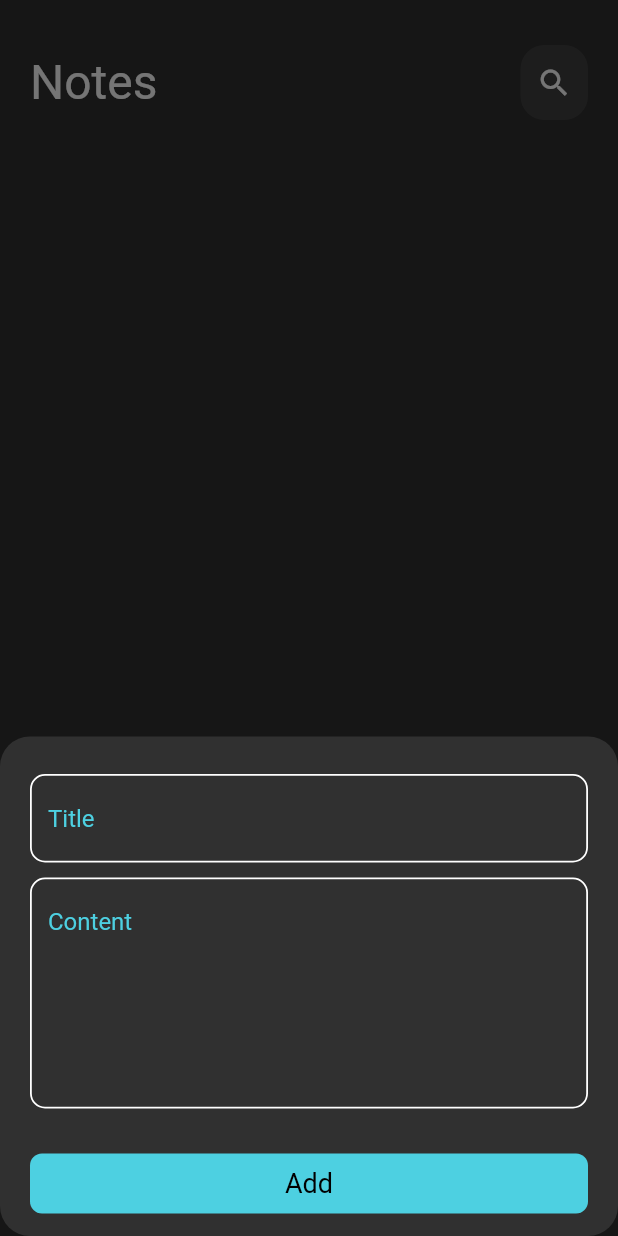
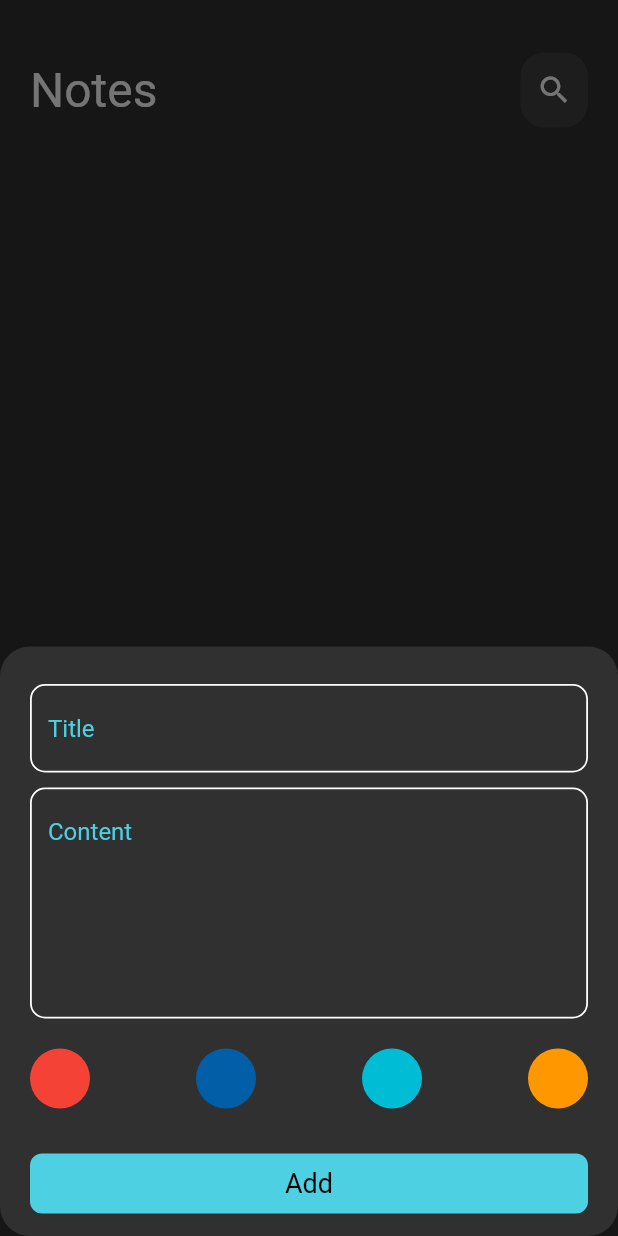
Before and after one commit to Omar99323/Notes-app, a Flutter app: the screen it shows after launch, after a tap on the "add" icon, on a phone screen of 412 x 824 dp. Run offline on Flutter 3.47's test engine with Material 2 defaults, Android fonts, the phone set to English and light mode, and no system bars; our stand-ins replace flutter_bloc, hive, hive_flutter; accounts and stored records are empty.

Commit message:
Adding color selector

```diff
--- a/lib/widgets/addnote.dart
+++ b/lib/widgets/addnote.dart
@@ -7,6 +7,7 @@ import 'package:notes_app/cubits/shownotes_cubit/shownotes_cubit.dart';
 import 'package:notes_app/models/note_model.dart';
 import 'package:notes_app/widgets/button.dart';
 import 'package:notes_app/widgets/custom_txtfield.dart';
+Color color = Colors.white;
 
 class AddNote extends StatelessWidget {
   const AddNote({super.key});
@@ -19,8 +20,7 @@ class AddNote extends StatelessWidget {
           BlocProvider.of<ShownotesCubit>(context).shownotes();
           Navigator.pop(context);
         }
-        if (state is AddnoteFailure) {
-        }
+        if (state is AddnoteFailure) {}
       },
       builder: (context, state) {
         return AbsorbPointer(
@@ -56,6 +56,7 @@ class _NoteFormState extends State<NoteForm> {
   AutovalidateMode autovalidateMode = AutovalidateMode.disabled;
   String? title, content;
 
+
   @override
   Widget build(BuildContext context) {
     return Form(
@@ -77,6 +78,10 @@ class _NoteFormState extends State<NoteForm> {
             },
           ),
           const SizedBox(
+            height: 20,
+          ),
+          const Colorlist(),
+          const SizedBox(
             height: 30,
           ),
           BlocBuilder<AddnoteCubit, AddnoteState>(
@@ -91,7 +96,7 @@ class _NoteFormState extends State<NoteForm> {
                       title: title!,
                       content: content!,
                       date: f.format(DateTime.now()),
-                      color: Colors.blue.value,
+                      color:color.value,
                     );
                     BlocProvider.of<AddnoteCubit>(context).addnote(notemodel);
                   } else {
@@ -109,3 +114,47 @@ class _NoteFormState extends State<NoteForm> {
     );
   }
 }
+
+class Colorlist extends StatefulWidget {
+  const Colorlist({super.key});
+
+  @override
+  State<Colorlist> createState() => _ColorlistState();
+}
+
+class _ColorlistState extends State<Colorlist> {
+
+
+  @override
+  Widget build(BuildContext context) {
+    return Row(
+      mainAxisAlignment: MainAxisAlignment.spaceBetween,
+      children:  [
+        GestureDetector(
+          onTap: () => color =Colors.red,
+          child:const CircleAvatar(
+            backgroundColor: Colors.red,
+          ),
+        ),
+        GestureDetector(
+          onTap: () => color =const Color.fromARGB(255, 3, 94, 168),
+          child: const CircleAvatar(
+            backgroundColor: Color.fromARGB(255, 3, 94, 168),
+          ),
+        ),
+        GestureDetector(
+          onTap: () => color =Colors.cyan,
+          child: const CircleAvatar(
+            backgroundColor: Colors.cyan,
+          ),
+        ),
+        GestureDetector(
+          onTap: () => color =Colors.orange,
+          child: const CircleAvatar(
+            backgroundColor: Colors.orange,
+          ),
+        ),
+      ],
+    );
+  }
+}
--- a/lib/widgets/body.dart
+++ b/lib/widgets/body.dart
@@ -19,15 +19,13 @@ class _ScaffoldbodyState extends State<Scaffoldbody> {
     BlocProvider.of<ShownotesCubit>(context).shownotes();
     super.initState();
   }
+
   @override
   Widget build(BuildContext context) {
     return Padding(
-      padding: const EdgeInsets.symmetric(horizontal: 20),
+      padding: const EdgeInsets.only(left: 20,right: 20, top: 35,bottom:65 ,),
       child: Column(
         children: [
-          const SizedBox(
-            height: 30,
-          ),
           CustomAppbar(
             title: 'Notes',
             icon: const Icon(Icons.search),
@@ -45,7 +43,9 @@ class _ScaffoldbodyState extends State<Scaffoldbody> {
                     padding: const EdgeInsets.only(top: 10),
                     itemCount: nots.length,
                     itemBuilder: (context, index) {
-                      return Note(note: nots[index],);
+                      return Note(
+                        note: nots[index],
+                      );
                     },
                   ),
                 );
```
